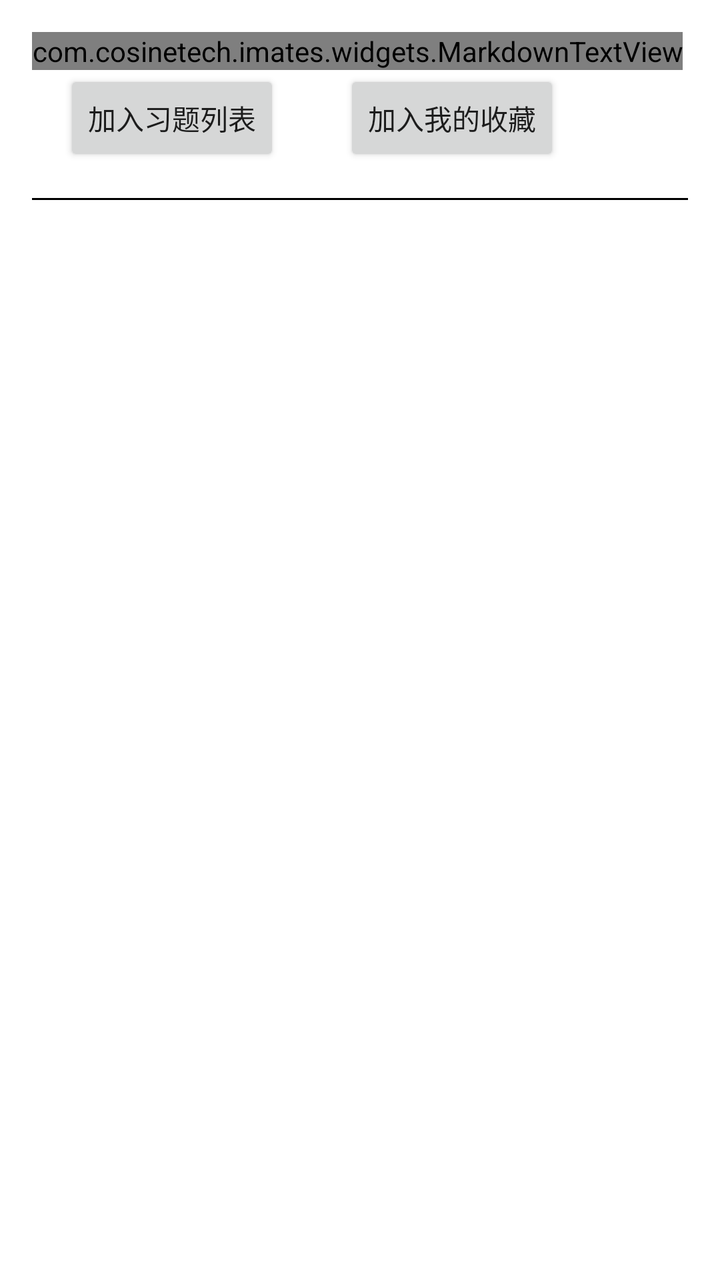
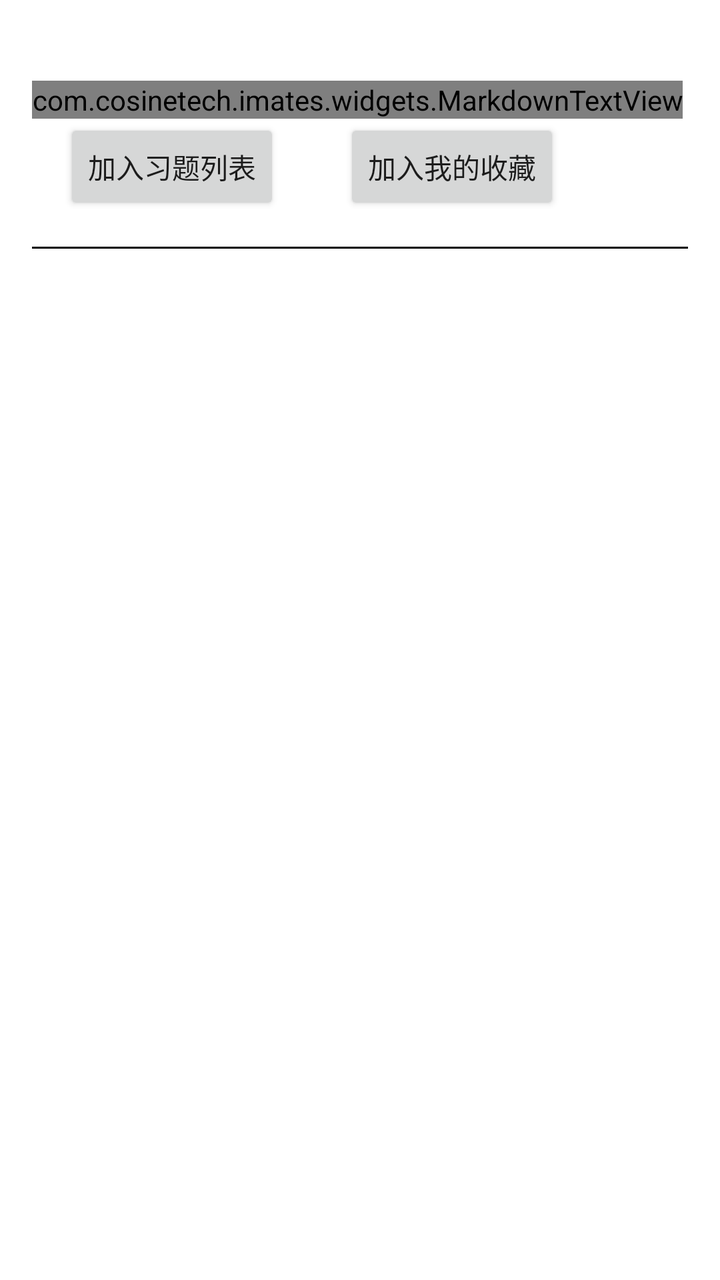

Before-and-after screenshots of an Android layout around one commit, followed by the original layout XML and the change that was made.
<!-- AndroidManifest.xml: application theme Theme.IMatesApp.FullScreen -->
<!-- res/layout/item_similar_question.xml -->
<?xml version="1.0" encoding="utf-8"?>
<LinearLayout xmlns:android="http://schemas.android.com/apk/res/android"
    android:id="@+id/container"
    android:layout_width="match_parent"
    android:layout_height="wrap_content"
    android:orientation="vertical"
    android:padding="16dp"
    android:background="@drawable/item_exercise_background"
    android:clickable="true"
    android:focusable="true">

    <com.cosinetech.imates.widgets.MarkdownTextView
        android:id="@+id/question_text"
        android:clickable="true"
        android:focusable="false"
        android:layout_width="wrap_content"
        android:layout_height="wrap_content"
        android:textColor="#000000"/>

    <LinearLayout
        android:layout_width="match_parent"
        android:layout_height="wrap_content"
        android:orientation="horizontal">

        <Button
            android:id="@+id/add_to_list"
            android:layout_width="wrap_content"
            android:layout_height="wrap_content"
            android:layout_marginHorizontal="16dp"
            android:text = "加入习题列表"/>

        <Button
            android:id="@+id/add_to_favor"
            android:layout_width="wrap_content"
            android:layout_height="wrap_content"
            android:layout_marginHorizontal="16dp"
            android:text = "加入我的收藏"/>
    </LinearLayout>

    <View
        android:layout_width="match_parent"
        android:layout_height="1dp"
        android:background="#000000"
        android:layout_marginTop="16dp"/>
</LinearLayout>
<!-- resources referenced by this layout -->
<resources>
  <!-- drawable item_exercise_background (drawable) -->
  <?xml version="1.0" encoding="utf-8"?>
  <selector xmlns:android="http://schemas.android.com/apk/res/android">
      <item android:state_selected="true">
          <shape>
              <solid android:color="@android:color/transparent" />
              <stroke android:width="2dp" android:color="@android:color/holo_blue_light" />
              <corners android:radius="8dp" />
          </shape>
      </item>
      <item>
          <shape>
              <solid android:color="@android:color/white" />
          </shape>
      </item>
  </selector>
  <style name="Theme.IMatesApp.FullScreen" parent="Theme.AppCompat.Light.NoActionBar">
          
          <item name="android:windowFullscreen">true</item>
          
          <item name="android:windowTranslucentStatus">true</item>
          
          <item name="android:windowTranslucentNavigation">true</item>
      </style>
</resources>

<!-- the commit's change to res/layout/item_similar_question.xml (unified diff, before → after) -->
@@ -8,6 +8,16 @@
     android:background="@drawable/item_exercise_background"
     android:clickable="true"
     android:focusable="true">
+
+    <TextView
+        android:id="@+id/item_number"
+        android:layout_width="wrap_content"
+        android:layout_height="wrap_content"
+        android:textSize="18sp"
+        android:minHeight="24dp"
+        android:textColor="@android:color/black"
+        android:layout_gravity="start"
+        android:layout_marginEnd="8dp" />
 
     <com.cosinetech.imates.widgets.MarkdownTextView
         android:id="@+id/question_text"
